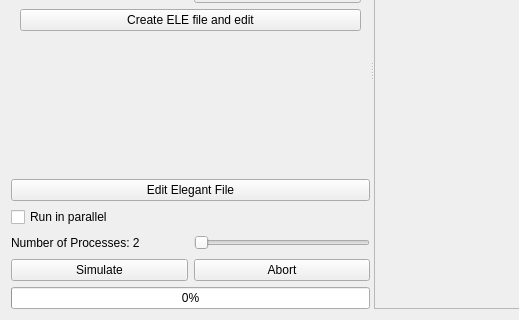
aerosadegh/radtrack, file radtrack/ui/rbele.ui: the form before one commit; both pictures show x 0 to 519 and y 180 to 500 of the 1061 by 500 pixel window.
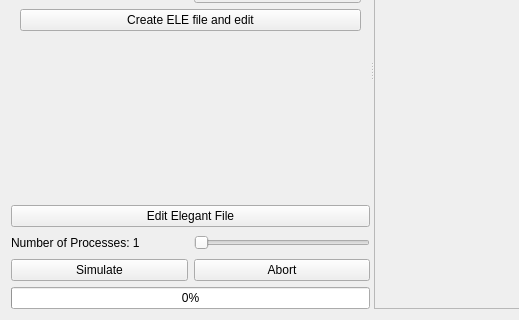
The form after the commit.

What changed in the file:
```diff
--- a/radtrack/ui/rbele.ui
+++ b/radtrack/ui/rbele.ui
@@ -222,7 +222,7 @@
        </item>
        <item>
         <layout class="QGridLayout" name="gridLayout_4">
-         <item row="2" column="1">
+         <item row="1" column="1">
           <widget class="QPushButton" name="abortButton">
            <property name="sizePolicy">
             <sizepolicy hsizetype="Expanding" vsizetype="Fixed">
@@ -235,26 +235,7 @@
            </property>
           </widget>
          </item>
-         <item row="0" column="0">
-          <widget class="QCheckBox" name="run_in_parallel">
-           <property name="sizePolicy">
-            <sizepolicy hsizetype="Expanding" vsizetype="Fixed">
-             <horstretch>0</horstretch>
-             <verstretch>0</verstretch>
-            </sizepolicy>
-           </property>
-           <property name="minimumSize">
-            <size>
-             <width>20</width>
-             <height>20</height>
-            </size>
-           </property>
-           <property name="text">
-            <string>Run in parallel</string>
-           </property>
-          </widget>
-         </item>
-         <item row="2" column="0">
+         <item row="1" column="0">
           <widget class="QPushButton" name="simulateButton">
            <property name="sizePolicy">
             <sizepolicy hsizetype="Expanding" vsizetype="Fixed">
@@ -267,20 +248,20 @@
            </property>
           </widget>
          </item>
-         <item row="1" column="0">
+         <item row="0" column="0">
           <widget class="QLabel" name="numProcLabel">
            <property name="text">
-            <string>Number of Processes: 2  </string>
+            <string>Number of Processes: 1</string>
            </property>
            <property name="buddy">
             <cstring>numProcSlider</cstring>
            </property>
           </widget>
          </item>
-         <item row="1" column="1">
+         <item row="0" column="1">
           <widget class="QSlider" name="numProcSlider">
            <property name="sizePolicy">
-            <sizepolicy hsizetype="Expanding" vsizetype="Fixed">
+            <sizepolicy hsizetype="Preferred" vsizetype="Preferred">
              <horstretch>0</horstretch>
              <verstretch>0</verstretch>
             </sizepolicy>
@@ -292,16 +273,16 @@
             </size>
            </property>
            <property name="minimum">
-            <number>2</number>
+            <number>1</number>
            </property>
            <property name="maximum">
-            <number>4</number>
+            <number>1</number>
            </property>
            <property name="pageStep">
             <number>2</number>
            </property>
            <property name="value">
-            <number>2</number>
+            <number>1</number>
            </property>
            <property name="orientation">
             <enum>Qt::Horizontal</enum>
@@ -311,7 +292,7 @@
            </property>
           </widget>
          </item>
-         <item row="3" column="0" colspan="2">
+         <item row="2" column="0" colspan="2">
           <widget class="QProgressBar" name="progressBar">
            <property name="value">
             <number>0</number>
```
